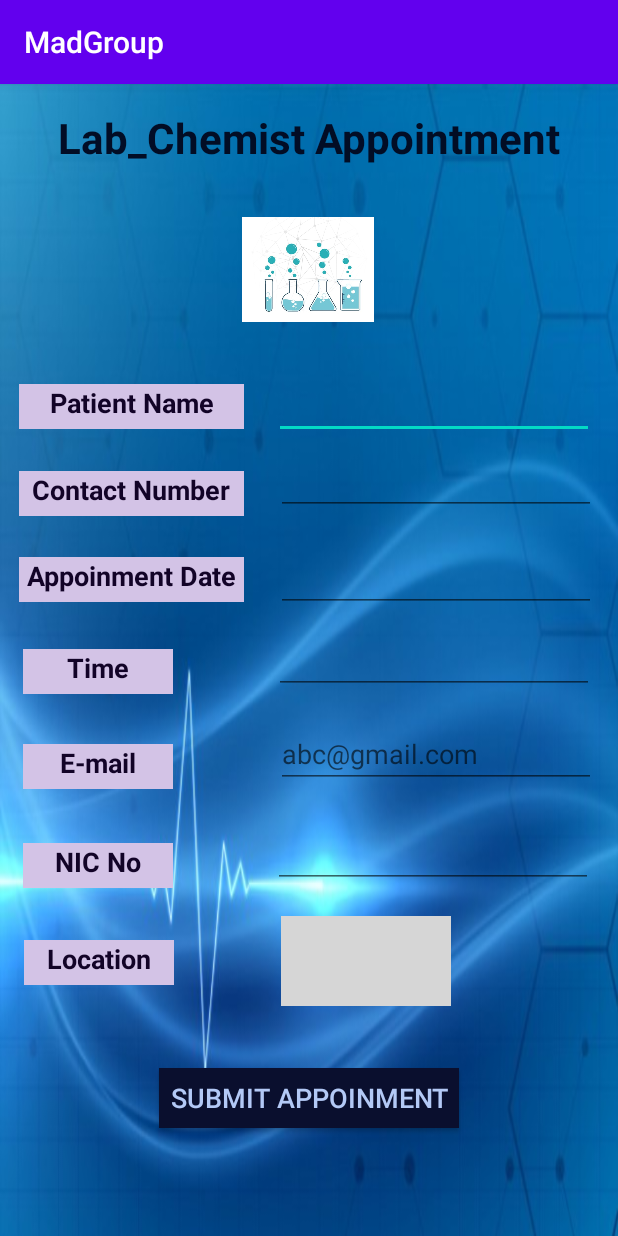
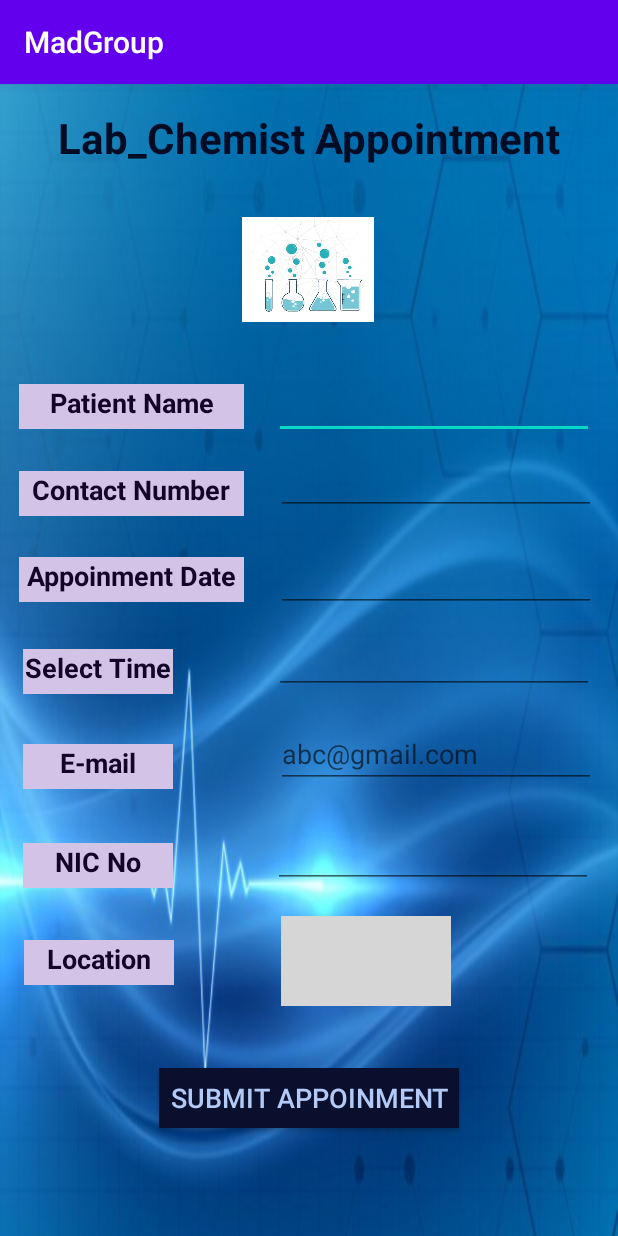
Before and after one commit to IT19040004/CoDe_WarRiors-Matara, an Android app: the LabChemAppointment screen opened directly, with no data from a screen before it, on a phone screen of 412 x 824 dp. Run offline under Robolectric (Android 15) with nearby library versions, the phone set to English and light mode, and no system bars; grey boxes are pictures that could not be loaded.

Commit message:
changed TextView , txtTime text in to Select Time

```diff
--- a/app/src/main/res/layout/activity_lab_chem_appointment.xml
+++ b/app/src/main/res/layout/activity_lab_chem_appointment.xml
@@ -29,7 +29,7 @@
         android:layout_width="100sp"
         android:layout_height="30sp"
         android:background="@color/formTxtBackground"
-        android:text="Time"
+        android:text="Select Time"
         android:textColor="@color/formTxtColour"
         android:textSize="18sp"
         android:textStyle="bold"
```
